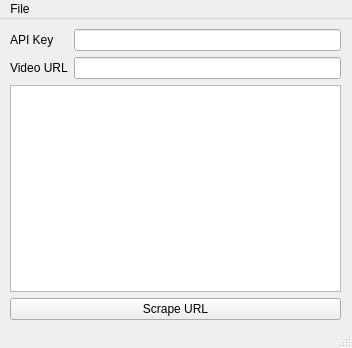
This is utils/gui.ui in UnStudentRoman/YouTubeScraper as Qt 5 draws it before an edit. The edited form follows.
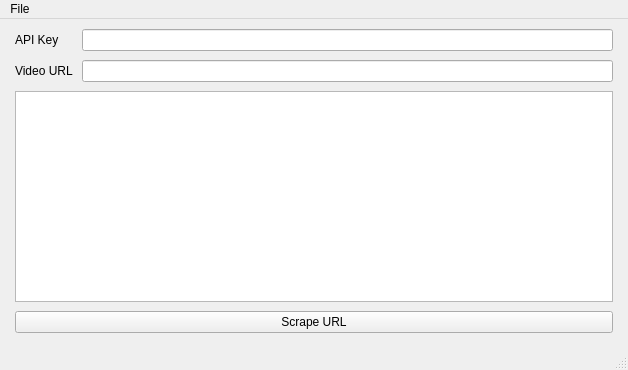
This is the edited form.

Patch:
```diff
--- a/utils/gui.ui
+++ b/utils/gui.ui
@@ -6,27 +6,35 @@
    <rect>
     <x>0</x>
     <y>0</y>
-    <width>352</width>
-    <height>348</height>
+    <width>628</width>
+    <height>370</height>
    </rect>
   </property>
   <property name="windowTitle">
    <string>MainWindow</string>
   </property>
+  <property name="autoFillBackground">
+   <bool>false</bool>
+  </property>
   <widget class="QWidget" name="centralwidget">
-   <widget class="QWidget" name="">
-    <property name="geometry">
-     <rect>
-      <x>10</x>
-      <y>10</y>
-      <width>331</width>
-      <height>291</height>
-     </rect>
-    </property>
     <layout class="QGridLayout" name="gridLayout">
-     <item row="1" column="1">
-      <widget class="QLineEdit" name="video_url"/>
-     </item>
+    <property name="leftMargin">
+     <number>15</number>
+    </property>
+    <property name="topMargin">
+     <number>10</number>
+    </property>
+    <property name="rightMargin">
+     <number>15</number>
+    </property>
+    <property name="bottomMargin">
+     <number>15</number>
+    </property>
+    <property name="spacing">
+     <number>9</number>
+    </property>
+    <item row="0" column="0">
+     <layout class="QFormLayout" name="formLayout">
      <item row="0" column="0">
       <widget class="QLabel" name="label">
        <property name="text">
@@ -34,13 +42,6 @@
        </property>
       </widget>
      </item>
-     <item row="3" column="0" colspan="2">
-      <widget class="QPushButton" name="scrape_button">
-       <property name="text">
-        <string>Scrape URL</string>
-       </property>
-      </widget>
-     </item>
      <item row="0" column="1">
       <widget class="QLineEdit" name="api_key"/>
      </item>
@@ -51,6 +52,9 @@
        </property>
       </widget>
      </item>
+      <item row="1" column="1">
+       <widget class="QLineEdit" name="video_url"/>
+      </item>
      <item row="2" column="0" colspan="2">
       <widget class="QTextEdit" name="text_edit">
        <property name="readOnly">
@@ -58,15 +62,23 @@
        </property>
       </widget>
      </item>
-    </layout>
-   </widget>
+      <item row="3" column="0" colspan="2">
+       <widget class="QPushButton" name="scrape_button">
+        <property name="text">
+         <string>Scrape URL</string>
+        </property>
+       </widget>
+      </item>
+     </layout>
+    </item>
+   </layout>
   </widget>
   <widget class="QMenuBar" name="menubar">
    <property name="geometry">
     <rect>
      <x>0</x>
      <y>0</y>
-     <width>352</width>
+     <width>628</width>
      <height>21</height>
     </rect>
    </property>
```
Lines whose indentation alone changed are shown as unchanged.
